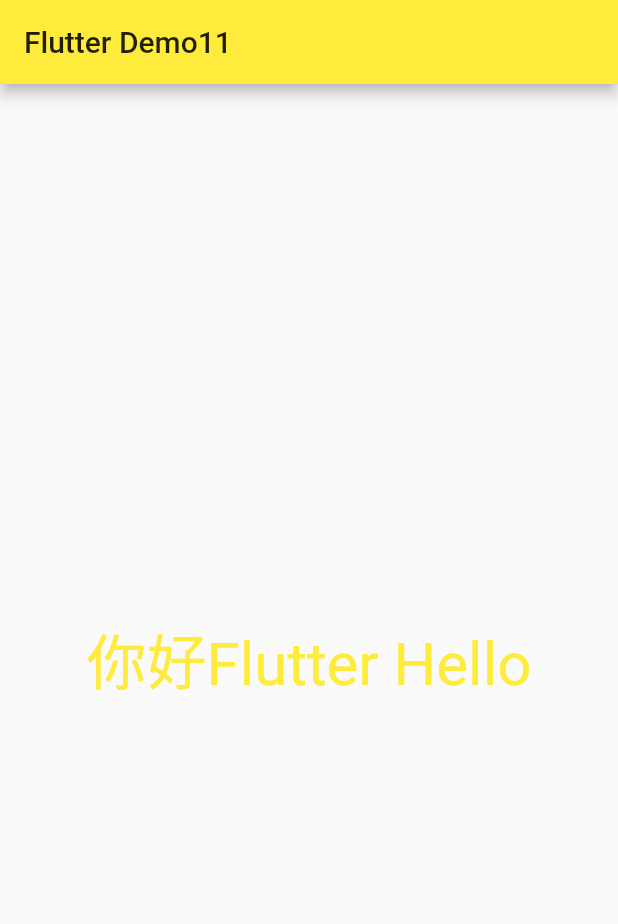
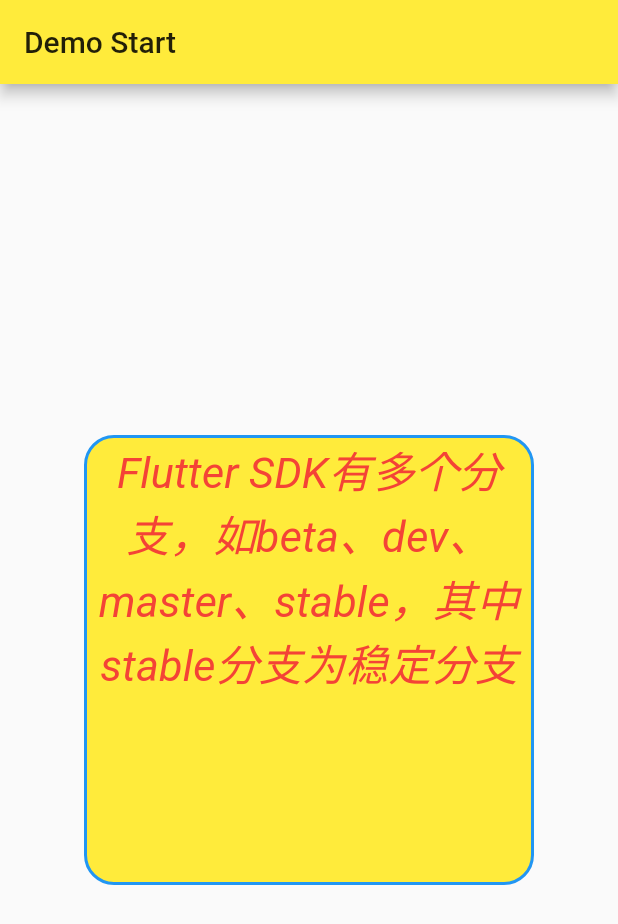
Before and after one commit to kusebingtang/Flutter_Demo, a Flutter app: the screen it shows after launch, on a phone screen of 412 x 824 dp. Shown: the top 924 px of the screen. Run offline on Flutter 3.47's test engine with Material 2 defaults, Android fonts, the phone set to English and light mode, and no system bars.

Commit message:
Flutter Container组件、Text组件详解

```diff
--- a/flutterdemo/lib/main.dart
+++ b/flutterdemo/lib/main.dart
@@ -12,7 +12,7 @@ class MyApp extends StatelessWidget{
     return MaterialApp(
       home:Scaffold(
         appBar:AppBar(
-            title:Text('Flutter Demo11')
+            title:Text('Demo Start')
         ),
         body:HomeContent(),
       ),
@@ -31,15 +31,34 @@ class HomeContent extends StatelessWidget{
   Widget build(BuildContext context) {
     // TODO: implement build
     return Center(
-        child:Text(
-          '你好Flutter Hello',
-          textDirection: TextDirection.ltr,
+        child:Container (
+          child: Text(
+            "Flutter SDK有多个分支，如beta、dev、master、stable，其中stable分支为稳定分支",
+            textAlign:TextAlign.center,
+              textScaleFactor: 1.8,
+              overflow:TextOverflow.visible ,
+              maxLines: 4,
 
-          style: TextStyle(
-            fontSize: 40.0,
+            style:TextStyle(
+              fontSize: 16.0,
+              color:Colors.red,
+              fontStyle: FontStyle.italic,
+            )
+          ),
+          height: 300.0,
+          width: 300,
+          decoration: BoxDecoration(
             color: Colors.yellow,
-            // color: Color.fromRGBO(244, 233, 121, 0.5),
+            border: Border.all(
+                color: Colors.blue,
+                width: 2.0
+            ),
+            borderRadius: BorderRadius.all(
+              Radius.circular(20)
+            )
           ),
+            transform:Matrix4.rotationZ(0.0),
+          alignment: Alignment.topLeft,
         )
     );
   }
```
Also changed, not shown: flutter_demo_5/main.dart (added, +82 -0 lines).
